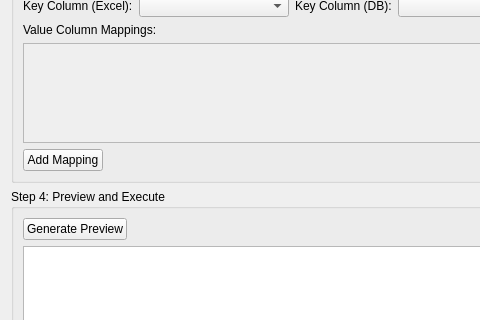
Qt form ui/datasync_dialog.ui (lukaskucinski/datasync-plugin) before a commit; both pictures show x 0 to 480 and y 239 to 559 of the 800 by 734 pixel window.
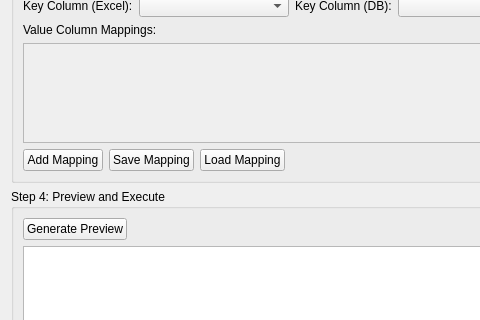
The same form after that commit.

Commit message:
Add plugin enhancements: search, auto-mapping, updates-only, save/load
- Add searchable table dropdown with contains-match filtering
- Auto-populate column mappings for matching column names (case-insensitive)
- Change sync to updates-only mode (no row insertions)
- Rows not in DB now shown as SKIPPED with orange background
- Updates shown with green background
- Add Save/Load mapping buttons for persistent mapping configurations
- New MappingStore class for JSON-based mapping persistence
- Compatibility check ensures saved mappings match current columns

```diff
--- a/ui/datasync_dialog.ui
+++ b/ui/datasync_dialog.ui
@@ -194,6 +194,20 @@
           </property>
          </widget>
         </item>
+        <item>
+         <widget class="QPushButton" name="btnSaveMapping">
+          <property name="text">
+           <string>Save Mapping</string>
+          </property>
+         </widget>
+        </item>
+        <item>
+         <widget class="QPushButton" name="btnLoadMapping">
+          <property name="text">
+           <string>Load Mapping</string>
+          </property>
+         </widget>
+        </item>
         <item>
          <spacer name="horizontalSpacer_2">
           <property name="orientation">
```
The commit also changes 4 other files.
